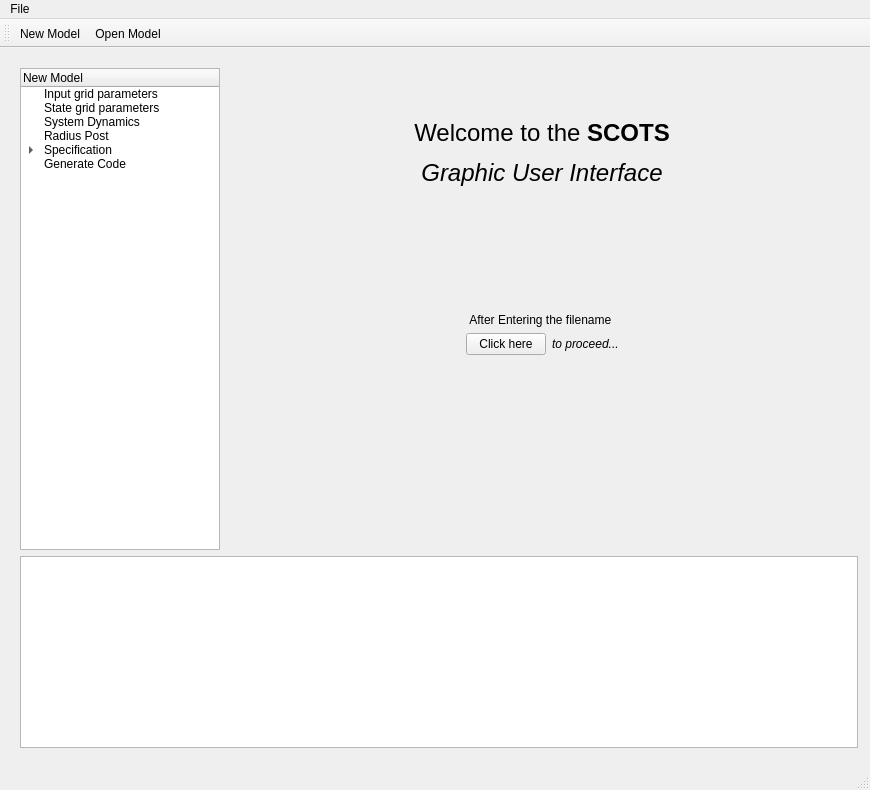
This is mainwindow.ui in dahiyaaneesh/SCOTS_GUI.0.1 as Qt 5 draws it before an edit. The edited form follows.
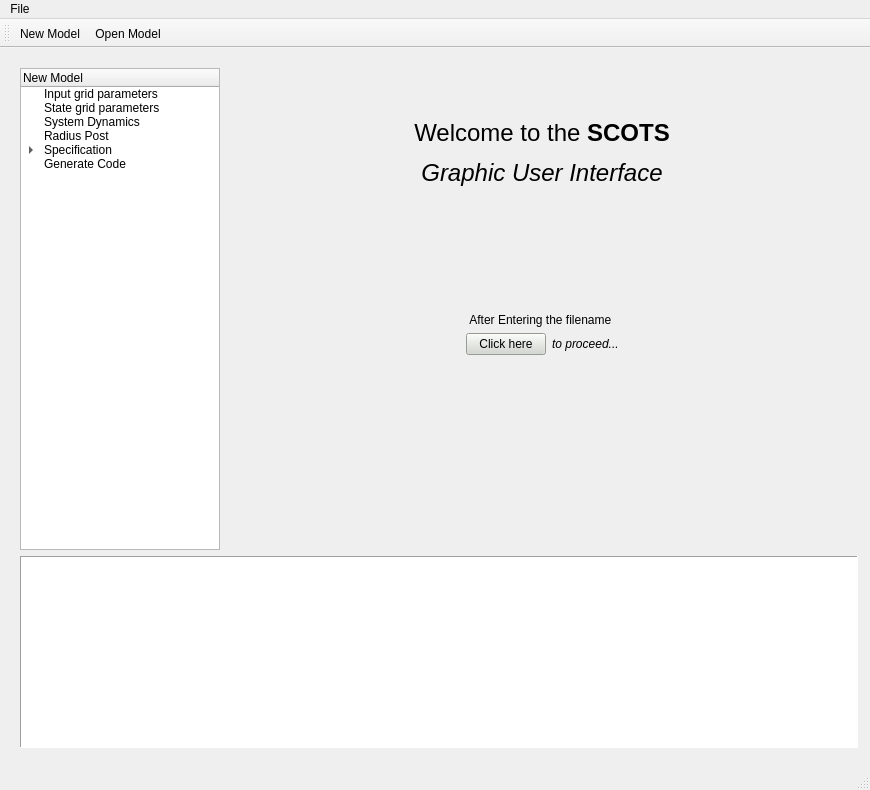
This is the edited form. The open tabs and pages were chosen to show the change. Icons and pictures are not drawn.

```diff
--- a/mainwindow.ui
+++ b/mainwindow.ui
@@ -34,6 +34,9 @@
   <property name="windowOpacity">
    <double>1.000000000000000</double>
   </property>
+  <property name="styleSheet">
+   <string notr="true">background : url(:/Res/background_gui.jpg)</string>
+  </property>
   <property name="tabShape">
    <enum>QTabWidget::Rounded</enum>
   </property>
@@ -1507,6 +1510,9 @@
                </item>
                <item>
                 <widget class="QPushButton" name="pushButton_2">
+                 <property name="styleSheet">
+                  <string notr="true">background-color: rgb(211, 215, 207);</string>
+                 </property>
                  <property name="text">
                   <string>Click here</string>
                  </property>
@@ -1743,6 +1749,19 @@
          <height>16777215</height>
         </size>
        </property>
+       <property name="autoFillBackground">
+        <bool>true</bool>
+       </property>
+       <property name="styleSheet">
+        <string notr="true">
+selection-background-color: rgb(252, 233, 79);</string>
+       </property>
+       <property name="frameShape">
+        <enum>QFrame::Panel</enum>
+       </property>
+       <property name="frameShadow">
+        <enum>QFrame::Sunken</enum>
+       </property>
       </widget>
      </item>
     </layout>
```
Left out of the diff: 16 changed lines with no effect on the pictures.
